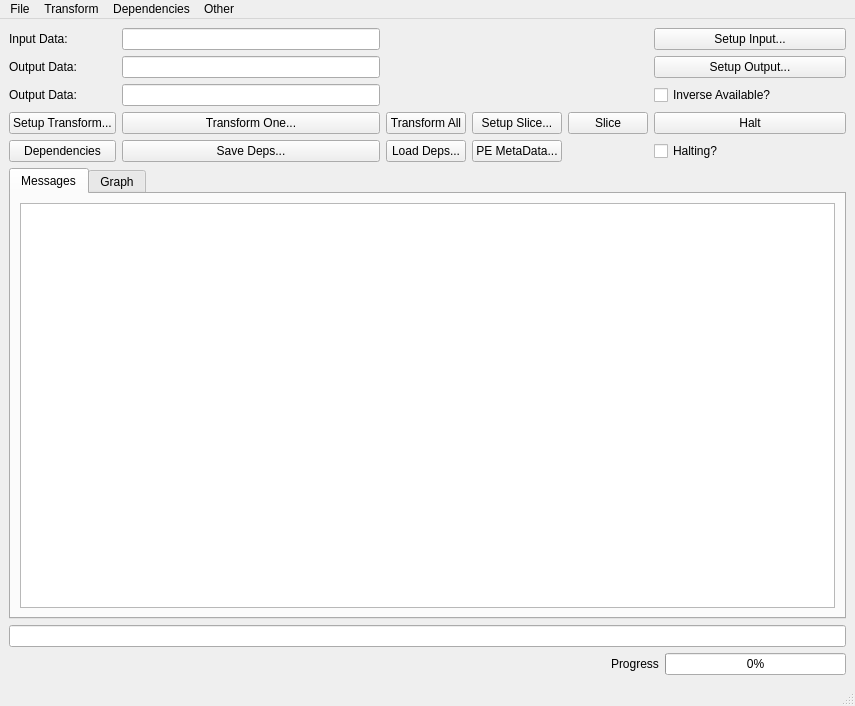
Old version of the form cctwqt/cctwqtmainwindow.ui in the repository guyjennings/cctw.
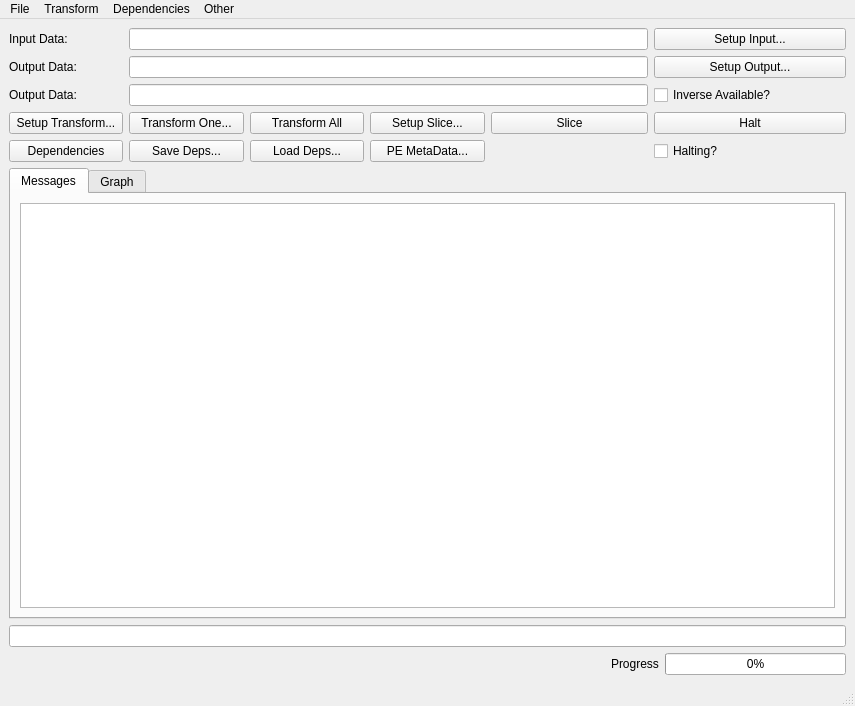
New version of the form. Custom widgets are drawn as their Qt base class.

Commit message: Fixed layout problems

What changed in the file:
```diff
--- a/cctwqt/cctwqtmainwindow.ui
+++ b/cctwqt/cctwqtmainwindow.ui
@@ -22,9 +22,6 @@
       </property>
      </widget>
     </item>
-    <item row="0" column="1">
-     <widget class="QLineEdit" name="m_InputData"/>
-    </item>
     <item row="0" column="6" colspan="2">
      <widget class="QPushButton" name="m_SetupInputButton">
       <property name="text">
@@ -39,9 +36,6 @@
       </property>
      </widget>
     </item>
-    <item row="1" column="1">
-     <widget class="QLineEdit" name="m_OutputData"/>
-    </item>
     <item row="1" column="6" colspan="2">
      <widget class="QPushButton" name="m_SetupOutputButton">
       <property name="text">
@@ -56,9 +50,6 @@
       </property>
      </widget>
     </item>
-    <item row="2" column="1">
-     <widget class="QLineEdit" name="m_OutputSliceData"/>
-    </item>
     <item row="2" column="6" colspan="2">
      <widget class="QCheckBox" name="m_InverseAvailable">
       <property name="text">
@@ -208,6 +199,15 @@
       </property>
      </widget>
     </item>
+    <item row="0" column="1" colspan="5">
+     <widget class="QLineEdit" name="m_InputData"/>
+    </item>
+    <item row="1" column="1" colspan="5">
+     <widget class="QLineEdit" name="m_OutputData"/>
+    </item>
+    <item row="2" column="1" colspan="5">
+     <widget class="QLineEdit" name="m_OutputSliceData"/>
+    </item>
    </layout>
   </widget>
   <widget class="QMenuBar" name="menubar">
```
